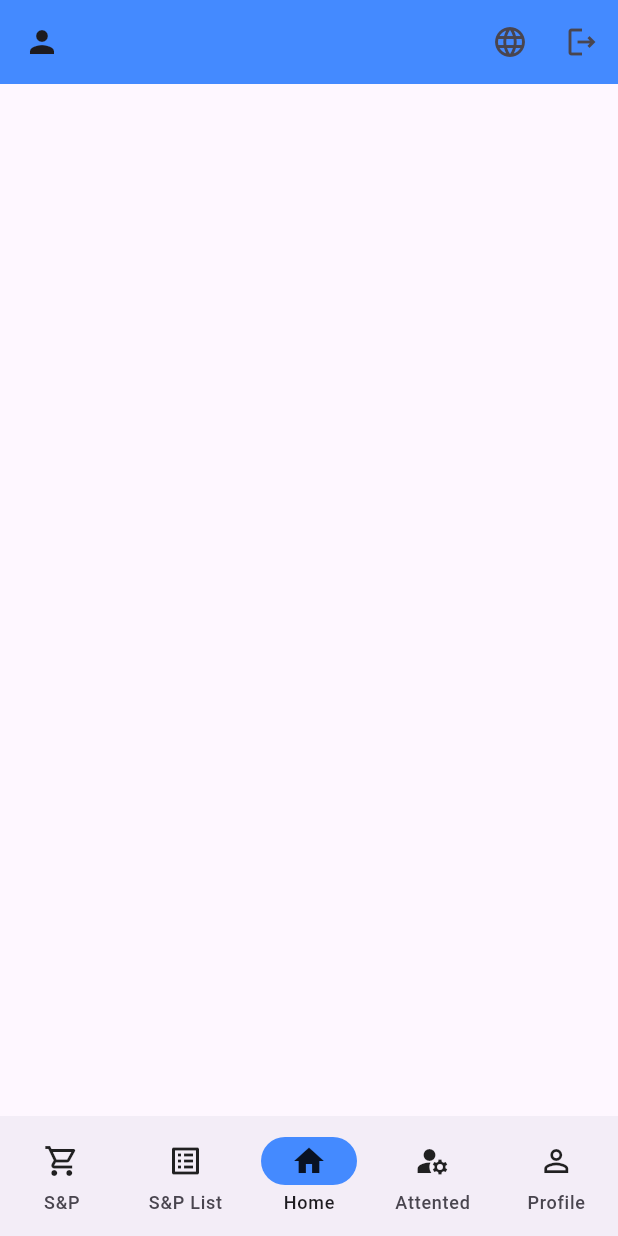
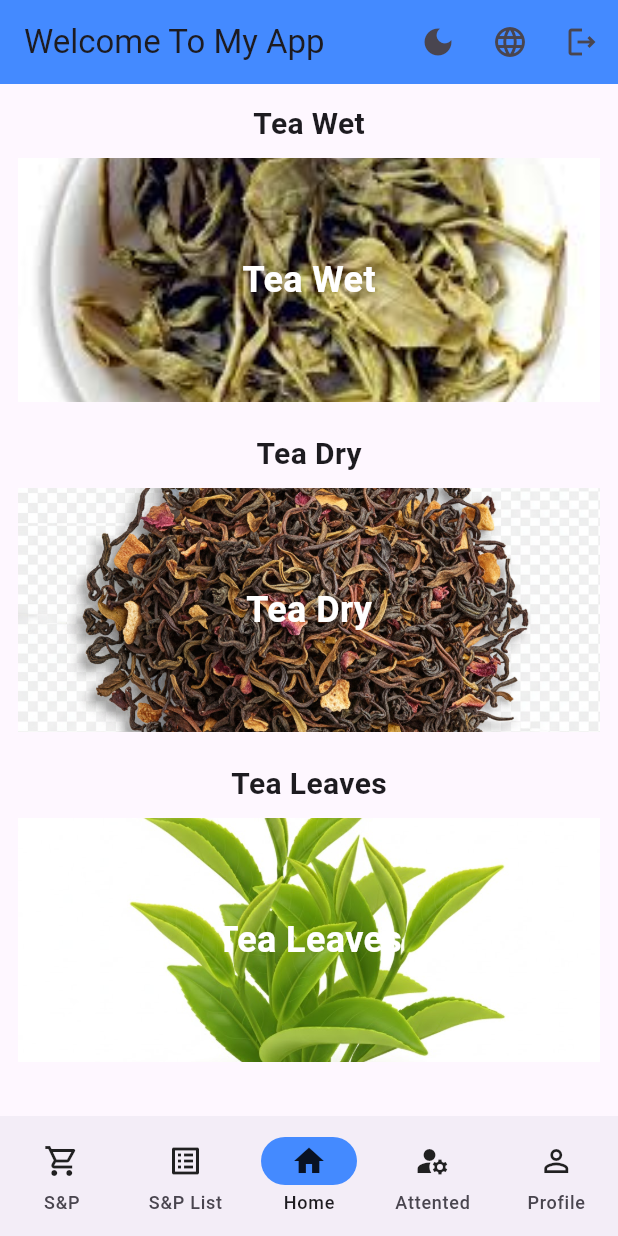
Before and after one commit to khunlinnaing/buy_product_project_mobile_by_using_getx, a Flutter app: the MainScreen screen opened by its route, on a phone screen of 412 x 824 dp. Run offline on Flutter 3.47's test engine with Material 3 defaults, Android fonts, the phone set to English and light mode, and no system bars; our stand-ins replace get, shared_preferences, table_calendar; accounts and stored records are empty.

Commit message:
update for home page

```diff
--- a/lib/main.dart
+++ b/lib/main.dart
@@ -1,22 +1,32 @@
 import 'package:flutter/material.dart';
 import 'package:get/get.dart';
+import 'package:shared_preferences/shared_preferences.dart';
 
 import 'routes/app_pages.dart';
 import 'routes/app_route_names.dart';
 import 'shared_prefrences/languages/language_service.dart';
+import 'shared_prefrences/theme/theme_service.dart';
 import 'translations/app_translateions.dart';
 
 void main() async {
   WidgetsFlutterBinding.ensureInitialized();
 
   final locale = await LanguageService.getLocale();
+  final prefs = await SharedPreferences.getInstance();
+  final isDark = prefs.getBool(ThemeService.key) ?? false;
+  final themeMode = isDark ? ThemeMode.dark : ThemeMode.light;
 
-  runApp(MyApp(initialLocale: locale));
+  runApp(MyApp(initialLocale: locale, themeMode: themeMode));
 }
 
 class MyApp extends StatelessWidget {
   final Locale initialLocale;
-  const MyApp({super.key, required this.initialLocale});
+  final ThemeMode themeMode;
+  const MyApp({
+    super.key,
+    required this.initialLocale,
+    required this.themeMode,
+  });
 
   @override
   Widget build(BuildContext context) {
@@ -26,6 +36,9 @@ class MyApp extends StatelessWidget {
       translations: AppTranslations(),
       locale: initialLocale,
       fallbackLocale: const Locale('en', 'US'),
+      theme: ThemeData.light(),
+      darkTheme: ThemeData.dark(),
+      themeMode: themeMode,
       initialRoute: AppRouteNames.splash,
       getPages: AppPages.routes,
     );
--- a/lib/translations/app_translateions.dart
+++ b/lib/translations/app_translateions.dart
@@ -4,7 +4,7 @@ class AppTranslations extends Translations {
   @override
   Map<String, Map<String, String>> get keys => {
     'en_US': {
-      'app_name': 'Shan Tea Mobile',
+      'app_name': 'Hello and Welcome to this app',
       'login': 'Login',
       'logout': 'Logout',
       'email': 'Email or Account',
@@ -85,9 +85,12 @@ class AppTranslations extends Translations {
       'no_user': "No user.",
       'edit_purchase': "Edit Purchase",
       'edit_sale': "Edit Sale",
+      'welcome': "Welcome To My App",
+      'save': "Save",
+      'update': "Update",
     },
     'my_MM': {
-      'app_name': 'ရှမ်းတီ မိုဘိုင်း',
+      'app_name': 'မင်္ဂလာပါ ဤအက်ပ်မှကြိုဆိုပါသည်။',
       'login': 'လော့ဂ်အင်',
       'logout': 'လော့ဂ်အာက်',
       'email': 'အီးမေးလ် သို့မဟုတ် အကောင့်',
@@ -170,6 +173,9 @@ class AppTranslations extends Translations {
       'no_user': "အသုံးပြုသူမရှိပါ။",
       'edit_purchase': "ဝယ်ယူမှုကို တည်းဖြတ်ပါ။",
       'edit_sale': "ရောင်းရန် တည်းဖြတ်ပါ။",
+      'welcome': "ကျွန်ုပ်၏အက်ပ်မှကြိုဆိုပါသည်။",
+      'save': "သိမ်းဆည်းမည်။",
+      'update': "မွမ်းမံမည်။",
     },
   };
 }
--- a/lib/views/home/home_screen.dart
+++ b/lib/views/home/home_screen.dart
@@ -1,10 +1,127 @@
+import 'dart:async';
 import 'package:flutter/material.dart';
+import 'package:get/get_utils/get_utils.dart';
 
-class HomeScreen extends StatelessWidget {
+class HomeScreen extends StatefulWidget {
   const HomeScreen({super.key});
 
   @override
+  State<HomeScreen> createState() => _HomeScreenState();
+}
+
+class _HomeScreenState extends State<HomeScreen> {
+  // Controllers for three PageViews
+  final PageController _controller1 = PageController(initialPage: 1000);
+  final PageController _controller2 = PageController(initialPage: 1000);
+  final PageController _controller3 = PageController(initialPage: 1000);
+
+  late Timer _timer;
+
+  final List<String> _dryTeaImages = ['dry_1.jpeg', 'dry.png', 'dry_1.jpeg'];
+  final List<String> _wetTeaImages = ['image1.png', 'wet.jpeg', 'wet.jpeg'];
+  final List<String> _leaveTeaImages = [
+    'tea_leaves.jpeg',
+    'leaves1.jpg',
+    'leaves2.jpg',
+  ];
+
+  @override
+  void initState() {
+    super.initState();
+
+    // Start auto rotation
+    _timer = Timer.periodic(const Duration(seconds: 3), (timer) {
+      if (_controller1.hasClients) {
+        _controller1.nextPage(
+          duration: const Duration(milliseconds: 500),
+          curve: Curves.easeInOut,
+        );
+      }
+      if (_controller2.hasClients) {
+        _controller2.nextPage(
+          duration: const Duration(milliseconds: 500),
+          curve: Curves.easeInOut,
+        );
+      }
+      if (_controller3.hasClients) {
+        _controller3.nextPage(
+          duration: const Duration(milliseconds: 500),
+          curve: Curves.easeInOut,
+        );
+      }
+    });
+  }
+
+  @override
+  void dispose() {
+    _timer.cancel();
+    _controller1.dispose();
+    _controller2.dispose();
+    _controller3.dispose();
+    super.dispose();
+  }
+
+  Widget _buildLoopingPageView(
+    PageController controller,
+    List<String> images,
+    String label,
+  ) {
+    return SizedBox(
+      height: 200,
+      child: Column(
+        children: [
+          Text(
+            label,
+            style: const TextStyle(fontSize: 20, fontWeight: FontWeight.bold),
+          ),
+          const SizedBox(height: 8),
+          Expanded(
+            child: PageView.builder(
+              controller: controller,
+              itemBuilder: (context, index) {
+                final image = images[index % images.length];
+
+                return Container(
+                  decoration: BoxDecoration(
+                    image: DecorationImage(
+                      image: AssetImage('assets/images/$image'),
+                      fit: BoxFit.cover,
+                    ),
+                  ),
+                  child: Center(
+                    child: Text(
+                      '$label',
+                      style: const TextStyle(
+                        fontSize: 24,
+                        color: Colors.white,
+                        fontWeight: FontWeight.bold,
+                      ),
+                    ),
+                  ),
+                );
+              },
+            ),
+          ),
+        ],
+      ),
+    );
+  }
+
+  @override
   Widget build(BuildContext context) {
-    return Scaffold();
+    return Scaffold(
+      body: Padding(
+        padding: const EdgeInsets.all(12.0),
+        child: Column(
+          children: [
+            _buildLoopingPageView(_controller1, _wetTeaImages, "wet".tr),
+            const SizedBox(height: 20),
+            _buildLoopingPageView(_controller2, _dryTeaImages, "dry".tr),
+            const SizedBox(height: 20),
+            _buildLoopingPageView(_controller3, _leaveTeaImages, "leave".tr),
+          ],
+        ),
+      ),
+    );
   }
 }
--- a/lib/views/main/main_screen.dart
+++ b/lib/views/main/main_screen.dart
@@ -2,6 +2,7 @@
 import 'package:flutter/material.dart';
 import 'package:get/get.dart';
 import '../../shared_prefrences/languages/language_service.dart';
+import '../../shared_prefrences/theme/theme_service.dart';
 import '../../shared_prefrences/token_services_shareprefrence/token_services_shareprefrence.dart';
 import '../home/home_screen.dart';
 import '../profile/profile_screen.dart';
@@ -30,9 +31,15 @@ class _MainScreenState extends State<MainScreen> {
     return Scaffold(
       appBar: AppBar(
         backgroundColor: Colors.blueAccent,
-        leading: Icon(Icons.person),
         automaticallyImplyLeading: false,
+        title: Text('welcome'.tr),
         actions: [
+          IconButton(
+            icon: Icon(Get.isDarkMode ? Icons.light_mode : Icons.dark_mode),
+            onPressed: () async {
+              await ThemeService().switchTheme();
+            },
+          ),
           PopupMenuButton(
             icon: const Icon(Icons.language),
             onSelected: (value) {
--- a/lib/views/profile/profile_screen.dart
+++ b/lib/views/profile/profile_screen.dart
@@ -170,7 +170,7 @@ class ProfileScreen extends StatelessWidget {
                         ),
                       ),
                       child: Text(
-                        controller.isEditing.value ? "Save" : "Update",
+                        controller.isEditing.value ? "".tr : "update".tr,
                         style: const TextStyle(
                           fontSize: 16,
                           color: Colors.white,
--- a/pubspec.yaml
+++ b/pubspec.yaml
@@ -52,12 +52,6 @@ dev_dependencies:
   # package. See that file for information about deactivating specific lint
   # rules and activating additional ones.
   flutter_lints: ^5.0.0
-  flutter_launcher_icons: ^0.14.4
-
-flutter_icons:
-  android: true
-  ios: false
-  image_path: "assets/icons/app_icon.png"
 
 # For information on the generic Dart part of this file, see the
 # following page: https://dart.dev/tools/pub/pubspec
```
Also changed, not shown: lib/shared_prefrences/theme/theme_service.dart (added, +24 -0 lines), lib/views/auth/login_screen.dart (+10 -10 lines), assets/images/drytea.jpeg (added), assets/images/icon.png (renamed from assets/icons/icon.png), assets/images/image1.png (added), assets/images/leaves1.jpg (added), assets/images/leaves2.jpg (added), pubspec.lock, 19 other files.
